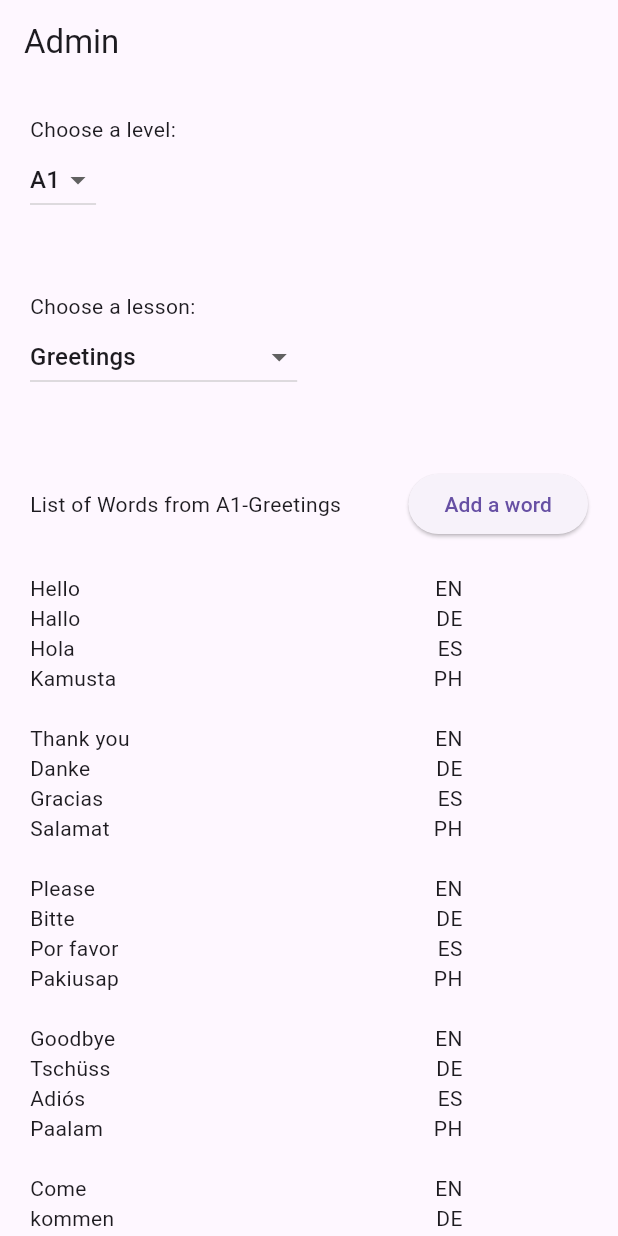
After one commit to edilberto-pajunar/flaapp-new, a Flutter app: the AdminScreen screen opened directly, on a phone screen of 412 x 824 dp. The commit adds this screen. Run offline on Flutter 3.47's test engine with Material 3 defaults, Android fonts, the light colour scheme and no system bars; our stand-ins replace cloud_firestore, equatable, firebase_auth, firebase_core, modal_progress_hud_nsn; accounts and stored records are empty; network calls fail.

Commit message:
Update api translation

```diff
--- a/lib/main.dart
+++ b/lib/main.dart
@@ -1,7 +1,7 @@
 import 'package:firebase_core/firebase_core.dart';
+import 'package:flaapp/services/networks/admin.dart';
 import 'package:flaapp/services/networks/auth.dart';
 import 'package:flaapp/services/networks/word.dart';
-import 'package:flaapp/views/screens/auth/signup.dart';
 import 'package:flaapp/views/screens/wrapper/auth.dart';
 import 'package:flutter/material.dart';
 import 'package:provider/provider.dart';
@@ -24,6 +24,7 @@ class MyApp extends StatelessWidget {
   Widget build(BuildContext context) {
     return MultiProvider(
       providers: [
+        ChangeNotifierProvider<Admin>(create: (context) => Admin()),
         ChangeNotifierProvider<Auth>(create: (context) => Auth()),
         ChangeNotifierProvider<Word>(create: (context) => Word()),
       ],
--- a/lib/services/constant/strings/constant.dart
+++ b/lib/services/constant/strings/constant.dart
@@ -5,3 +5,4 @@ const String tWordPath = "words";
 
 const String tLevelJson = "assets/json/level.json";
 const String tLessonJson = "assets/json/lesson.json";
+const String tWordJson = "assets/json/updated_word.json";
--- /dev/null
+++ b/lib/services/networks/admin.dart
@@ -0,0 +1,133 @@
+import 'dart:convert';
+
+import 'package:flaapp/model/lesson.dart';
+import 'package:flaapp/services/constant/strings/api.dart';
+import 'package:flaapp/services/constant/strings/constant.dart';
+import 'package:flutter/material.dart';
+import 'package:flutter/services.dart';
+import 'package:http/http.dart' as http;
+
+class Admin extends ChangeNotifier {
+  static final List<String> levelList = [
+    "A1",
+    "A2",
+    "B1",
+    "B2",
+  ];
+
+  static final List<List<String>> lessonList = [
+    [
+      "Greetings",
+      "Personal Information",
+      "Numbers",
+    ],
+  ];
+
+  String? level = "A1";
+
+  void updateLevel(String? value) {
+    level = value;
+    notifyListeners();
+  }
+
+  String? lesson = "Greetings";
+
+  void updateLesson(String? value) {
+    lesson = value;
+    notifyListeners();
+  }
+
+  static List<String> translationLangList = [
+    "EN",
+    "ES",
+    "DE",
+  ];
+
+  String? translationLang = "EN";
+
+  void updateTranslationLang(String? value) {
+    translationLang = value;
+    notifyListeners();
+  }
+
+  Future<LessonModel> getWordList() async {
+    final String lessons = await rootBundle.loadString(tLessonJson);
+
+    final jsonFile = jsonDecode(lessons);
+    final Map<String, dynamic> data = (jsonFile["lessons"]
+        as List)[lessonList[levelList.indexOf(level!)].indexOf(lesson!)];
+
+    final LessonModel lessonModel = LessonModel.fromJson(data);
+
+    return lessonModel;
+  }
+
+  Future<String> translateWord(
+      String word, String targetLang, String sourceLang) async {
+    final Uri uri = Uri.https(Api.baseUrl, "/v2/translate");
+    final Map<String, dynamic> body = {
+      "text": [
+        word,
+      ],
+      "source_lang": sourceLang,
+      "target_lang": targetLang,
+    };
+
+    print("Calling: $uri");
+
+    try {
+      final response =
+          await http.post(uri, body: jsonEncode(body), headers: Api.headers);
+      if (response.statusCode == 200) {
+        print("Response: ${response.body}");
+        return jsonDecode(response.body)["translations"][0]["text"];
+      } else {
+        return "";
+      }
+    } catch (e) {
+      print("Error: $e");
+      rethrow;
+    }
+  }
+
+  String? enWord;
+
+  void updateEnWordChange(String val) {
+    enWord = val;
+    notifyListeners();
+  }
+
+  String? deWord;
+
+  void updateDeWordChange(String val) {
+    deWord = val;
+    notifyListeners();
+  }
+
+  String? esWord;
+
+  void updateEsWordChange(String val) {
+    esWord = val;
+    notifyListeners();
+  }
+
+  Future<void> updateTranslateWord(String word, String sourceLang) async {
+    Future.wait([
+      translateWord(word, "EN", sourceLang),
+      translateWord(word, "DE", sourceLang),
+      translateWord(word, "ES", sourceLang),
+    ]).then((value) {
+      enWord = value[0];
+      deWord = value[1];
+      esWord = value[2];
+      notifyListeners();
+    });
+  }
+
+  bool isEdit = false;
+
+  void updateIsEdit() {
+    isEdit = !isEdit;
+    notifyListeners();
+  }
+}
--- /dev/null
+++ b/lib/views/screens/admin/add_word_screen.dart
@@ -0,0 +1,130 @@
+import 'package:flaapp/services/networks/admin.dart';
+import 'package:flaapp/views/widgets/buttons/primary_button.dart';
+import 'package:flaapp/views/widgets/fields/primary_text_field.dart';
+import 'package:flutter/material.dart';
+import 'package:provider/provider.dart';
+
+class AddWordScreen extends StatelessWidget {
+  const AddWordScreen({super.key});
+
+  @override
+  Widget build(BuildContext context) {
+    final TextEditingController word = TextEditingController();
+    final Admin admin = Provider.of<Admin>(context);
+    final Size size = MediaQuery.of(context).size;
+
+    return Scaffold(
+      appBar: AppBar(
+        title: const Text("Add a word"),
+      ),
+      body: Padding(
+        padding: const EdgeInsets.all(20.0),
+        child: Column(
+          crossAxisAlignment: CrossAxisAlignment.start,
+          children: [
+            const Text("Choose a level:"),
+            SizedBox(
+              child: DropdownButton<String>(
+                items: Admin.levelList.map((level) {
+                  return DropdownMenuItem(
+                    value: level,
+                    child: Text(level),
+                  );
+                }).toList(),
+                onChanged: admin.updateLevel,
+                value: admin.level,
+              ),
+            ),
+            const Text("Choose a lesson:"),
+            SizedBox(
+              child: DropdownButton<String>(
+                items: Admin
+                    .lessonList[Admin.levelList.indexOf(admin.level ?? "A1")]
+                    .map((lesson) {
+                  return DropdownMenuItem(
+                    value: lesson,
+                    child: Text(lesson),
+                  );
+                }).toList(),
+                onChanged: admin.updateLesson,
+                value: admin.lesson,
+              ),
+            ),
+            const Text("Translation Language:"),
+            Row(
+              children: Admin.translationLangList.map((String lang) {
+                return RadioMenuButton(
+                  groupValue: admin.translationLang,
+                  onChanged: admin.updateTranslationLang,
+                  value: lang,
+                  child: Text(lang),
+                );
+              }).toList(),
+            ),
+            PrimaryTextField(
+              controller: word,
+              label: "Enter a word",
+            ),
+            ElevatedButton(
+              onPressed: () async {
+                await admin.updateTranslateWord(
+                  word.text,
+                  "EN",
+                );
+              },
+              style: ElevatedButton.styleFrom(
+                fixedSize: Size.fromWidth(size.width * 0.9),
+              ),
+              child: const Text("Translate"),
+            ),
+            const SizedBox(height: 20.0),
+            admin.isEdit
+                ? TextFormField(
+                    onChanged: admin.updateEnWordChange,
+                    decoration: const InputDecoration(
+                      label: Text("English"),
+                    ),
+                    initialValue: admin.enWord,
+                  )
+                : Text("English: ${admin.enWord}"),
+            admin.isEdit
+                ? TextFormField(
+                    onChanged: admin.updateEsWordChange,
+                    decoration: const InputDecoration(
+                      label: Text("Spanish"),
+                    ),
+                    initialValue: admin.esWord,
+                  )
+                : Text("Spanish: ${admin.esWord}"),
+            admin.isEdit
+                ? TextFormField(
+                    onChanged: admin.updateDeWordChange,
+                    decoration: const InputDecoration(
+                      label: Text("German"),
+                    ),
+                    initialValue: admin.deWord,
+                  )
+                : Text("German: ${admin.deWord}"),
+            const SizedBox(height: 20.0),
+            ElevatedButton(
+              onPressed: () {
+                admin.updateIsEdit();
+              },
+              style: ElevatedButton.styleFrom(
+                fixedSize: Size.fromWidth(size.width * 0.9),
+              ),
+              child: Text(!admin.isEdit ? "Edit" : "Save"),
+            ),
+            ElevatedButton(
+              onPressed: () {},
+              style: ElevatedButton.styleFrom(
+                fixedSize: Size.fromWidth(size.width * 0.9),
+              ),
+              child: const Text("Add to the List"),
+            ),
+          ],
+        ),
+      ),
+    );
+  }
+}
--- /dev/null
+++ b/lib/views/screens/admin/admin_screen.dart
@@ -0,0 +1,154 @@
+import 'package:flaapp/model/lesson.dart';
+import 'package:flaapp/services/functions/nav.dart';
+import 'package:flaapp/services/networks/admin.dart';
+import 'package:flaapp/views/screens/admin/add_word_screen.dart';
+import 'package:flutter/material.dart';
+import 'package:provider/provider.dart';
+
+class AdminScreen extends StatelessWidget {
+  const AdminScreen({super.key});
+
+  @override
+  Widget build(BuildContext context) {
+    final Admin admin = Provider.of<Admin>(context);
+    final NavigationServices nav = NavigationServices();
+
+    return PopScope(
+      canPop: false,
+      child: Scaffold(
+        appBar: AppBar(
+          title: const Text("Admin"),
+          automaticallyImplyLeading: false,
+        ),
+        body: SingleChildScrollView(
+          child: Padding(
+            padding: const EdgeInsets.all(20.0),
+            child: Column(
+              crossAxisAlignment: CrossAxisAlignment.start,
+              children: [
+                const Text("Choose a level:"),
+                SizedBox(
+                  child: DropdownButton<String>(
+                    items: Admin.levelList.map((level) {
+                      return DropdownMenuItem(
+                        value: level,
+                        child: Text(level),
+                      );
+                    }).toList(),
+                    onChanged: admin.updateLevel,
+                    value: admin.level,
+                  ),
+                ),
+                const SizedBox(height: 50.0),
+                const Text("Choose a lesson:"),
+                SizedBox(
+                  child: DropdownButton<String>(
+                    items: Admin.lessonList[
+                            Admin.levelList.indexOf(admin.level ?? "A1")]
+                        .map((lesson) {
+                      return DropdownMenuItem(
+                        value: lesson,
+                        child: Text(lesson),
+                      );
+                    }).toList(),
+                    onChanged: admin.updateLesson,
+                    value: admin.lesson,
+                  ),
+                ),
+                const SizedBox(height: 50.0),
+                Row(
+                  mainAxisAlignment: MainAxisAlignment.spaceBetween,
+                  children: [
+                    Expanded(
+                      child: Text(
+                          "List of Words from ${admin.level}-${admin.lesson}"),
+                    ),
+                    ElevatedButton(
+                      onPressed: () {
+                        nav.pushScreen(context, screen: const AddWordScreen());
+                      },
+                      child: const Text("Add a word"),
+                    ),
+                  ],
+                ),
+                const SizedBox(height: 12.0),
+                const _WordList(),
+              ],
+            ),
+          ),
+        ),
+      ),
+    );
+  }
+}
+
+class _WordList extends StatelessWidget {
+  const _WordList({
+    super.key,
+  });
+
+  @override
+  Widget build(BuildContext context) {
+    final Size size = MediaQuery.of(context).size;
+    final Admin admin = Provider.of<Admin>(context);
+
+    return SizedBox(
+      width: size.width * 0.7,
+      child: FutureBuilder<LessonModel>(
+        future: admin.getWordList(),
+        builder: (context, snapshot) {
+          if (snapshot.hasData) {
+            final data = snapshot.data!;
+            return ListView.builder(
+              physics: const NeverScrollableScrollPhysics(),
+              shrinkWrap: true,
+              itemCount: data.words.length,
+              itemBuilder: (context, index) {
+                return Padding(
+                  padding: const EdgeInsets.symmetric(vertical: 10.0),
+                  child: Column(children: [
+                    Row(
+                      mainAxisAlignment: MainAxisAlignment.spaceBetween,
+                      children: [
+                        Text(data.words[index].word),
+                        const Text("EN"),
+                      ],
+                    ),
+                    ...data.words[index].translations.map((translation) {
+                      return Row(
+                        mainAxisAlignment: MainAxisAlignment.spaceBetween,
+                        children: [
+                          Expanded(
+                            child: Text(translation),
+                          ),
+                          if (data.words[index].translations
+                                  .indexOf(translation) ==
+                              0)
+                            const Text("DE"),
+                          if (data.words[index].translations
+                                  .indexOf(translation) ==
+                              1)
+                            const Text("ES"),
+                          if (data.words[index].translations
+                                  .indexOf(translation) ==
+                              2)
+                            const Text("PH"),
+                        ],
+                      );
+                    }).toList(),
+                  ]),
+                );
+              },
+            );
+          } else if (snapshot.hasError) {
+            return const Center(
+              child: Text("Something went wrong."),
+            );
+          } else {
+            return const CircularProgressIndicator();
+          }
+        },
+      ),
+    );
+  }
+}
--- a/pubspec.yaml
+++ b/pubspec.yaml
@@ -25,6 +25,7 @@ dependencies:
   firebase_core: ^2.25.4
   modal_progress_hud_nsn: ^0.4.0
   provider: ^6.1.1
+  http: ^1.2.1
 
 dev_dependencies:
   flutter_test:
```
Also changed, not shown: lib/services/networks/auth.dart (+20 -12 lines), lib/views/screens/auth/login.dart (+15 -8 lines), lib/views/screens/wrapper/auth.dart (+11 -11 lines), lib/services/constant/strings/json.dart (deleted), pubspec.lock, 9 other files.
